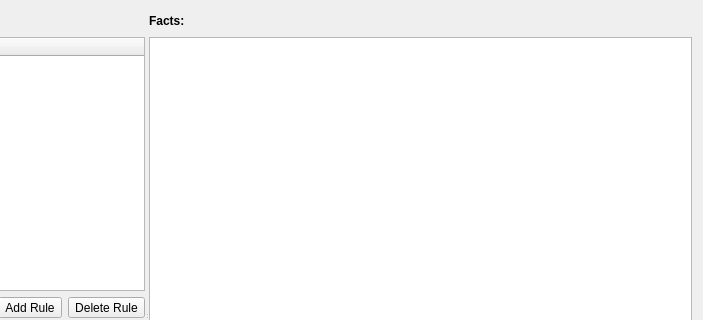
This is dasmon/client/RuleConfigDialog.ui in ADARA-Neutrons/adara as Qt 5 draws it before an edit; both pictures show x 409 to 1112 and y 0 to 320 of the 1112 by 669 pixel window. The edited form follows.
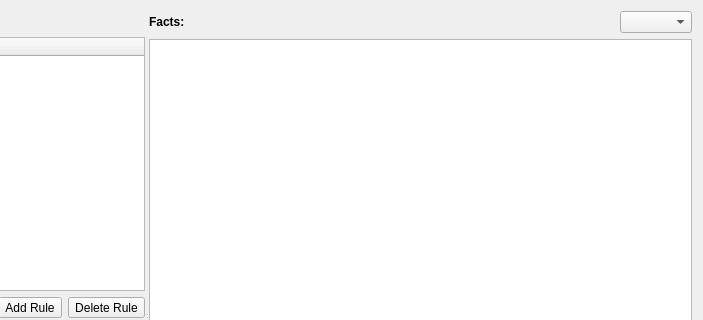
This is the edited form.

Commit message: Added a fact filter combobox to rule config dialog

Patch:
```diff
--- a/dasmon/client/RuleConfigDialog.ui
+++ b/dasmon/client/RuleConfigDialog.ui
@@ -19,7 +19,7 @@
      <property name="orientation">
       <enum>Qt::Horizontal</enum>
      </property>
-     <widget class="QWidget" name="">
+     <widget class="QWidget" name="layoutWidget">
       <layout class="QVBoxLayout" name="verticalLayout">
        <item>
         <layout class="QHBoxLayout" name="horizontalLayout_6">
@@ -242,7 +242,7 @@
        </item>
       </layout>
      </widget>
-     <widget class="QWidget" name="">
+     <widget class="QWidget" name="layoutWidget_2">
       <layout class="QVBoxLayout" name="verticalLayout_2">
        <item>
         <layout class="QHBoxLayout" name="horizontalLayout_7">
@@ -272,6 +272,9 @@
            </property>
           </spacer>
          </item>
+         <item>
+          <widget class="QComboBox" name="factFilterCB"/>
+         </item>
         </layout>
        </item>
        <item>
```
Left out of the diff: 17 changed lines with no effect on the pictures. The commit also changes 2 other files.
